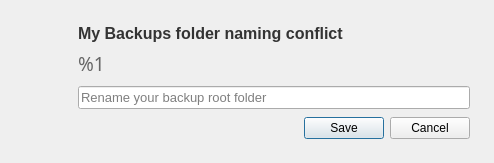
Old version of the form src/MEGASync/gui/macx/RenameTargetFolderDialog.ui in the repository meganz/MEGAsync.
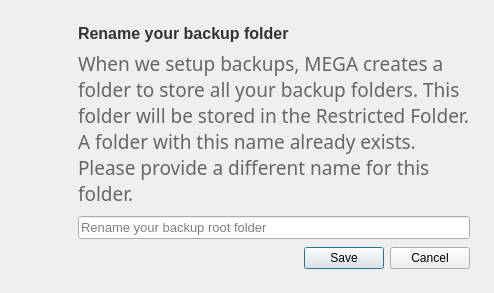
New version of the form. Icons and pictures are not drawn.

Commit message: SNC-2513.  Adapt Backups Wizard to Vault move + remove some obsolete code + move from deprecated getInboxNode() to getVaultNode()

Patch:
```diff
--- a/src/MEGASync/gui/macx/RenameTargetFolderDialog.ui
+++ b/src/MEGASync/gui/macx/RenameTargetFolderDialog.ui
@@ -7,7 +7,7 @@
     <x>0</x>
     <y>0</y>
     <width>520</width>
-    <height>206</height>
+    <height>211</height>
    </rect>
   </property>
   <property name="sizePolicy">
@@ -115,7 +115,7 @@
         </sizepolicy>
        </property>
        <property name="text">
-        <string>My Backups folder naming conflict</string>
+        <string>Rename your backup folder</string>
        </property>
       </widget>
      </item>
@@ -149,8 +149,8 @@
         <string notr="true">&lt;!DOCTYPE HTML PUBLIC &quot;-//W3C//DTD HTML 4.0//EN&quot; &quot;http://www.w3.org/TR/REC-html40/strict.dtd&quot;&gt;
 &lt;html&gt;&lt;head&gt;&lt;meta name=&quot;qrichtext&quot; content=&quot;1&quot; /&gt;&lt;style type=&quot;text/css&quot;&gt;
 p, li { white-space: pre-wrap; }
-&lt;/style&gt;&lt;/head&gt;&lt;body style=&quot; font-family:'Source Sans Pro'; font-size14px; line-height: 24px; color:#666666; letter-spacing: 0; font-style:normal;&quot;&gt;
-&lt;p style=&quot; margin-top:0px; margin-bottom:0px; margin-left:0px; margin-right:0px; -qt-block-indent:0; text-indent:0px;&quot;&gt;&lt;span&gt;%1&lt;/span&gt;&lt;/p&gt;&lt;/body&gt;&lt;/html&gt;</string>
+&lt;/style&gt;&lt;/head&gt;&lt;body style=&quot; font-family:'Source Sans Pro'; font-size:14pt; font-weight:400; font-style:normal;&quot;&gt;
+&lt;p style=&quot; margin-top:0px; margin-bottom:0px; margin-left:0px; margin-right:0px; -qt-block-indent:0; text-indent:0px; line-height:24px;&quot;&gt;&lt;span style=&quot; color:#666666;&quot;&gt;When we setup backups, MEGA creates a folder to store all your backup folders. This folder will be stored in the Restricted Folder. A folder with this name already exists. Please provide a different name for this folder.&lt;/span&gt;&lt;/p&gt;&lt;/body&gt;&lt;/html&gt;</string>
        </property>
        <property name="textFormat">
         <enum>Qt::RichText</enum>
```
The commit also changes 10 other files.
